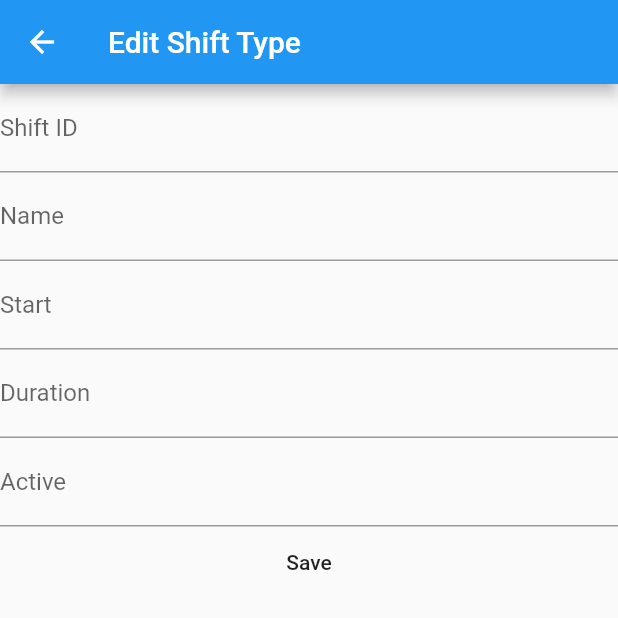
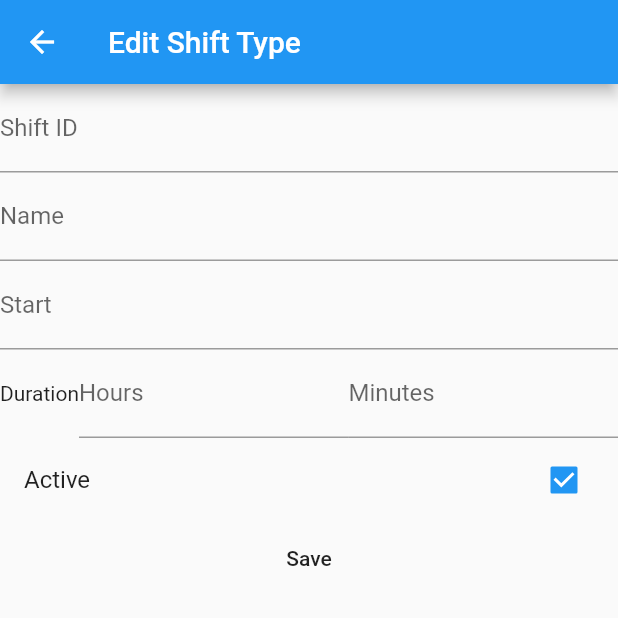
Before and after one commit to majudhu/Haaziree-Vareeju, a Flutter app: the ShiftEditPage screen opened directly, on a phone screen of 412 x 824 dp, the top half of it. Run offline on Flutter 3.47's test engine with Material 2 defaults, Android fonts, the phone set to English and light mode, and no system bars.

Commit message:
load and save shift

```diff
--- a/lib/shift/shift_edit_page.dart
+++ b/lib/shift/shift_edit_page.dart
@@ -13,14 +13,36 @@ class ShiftEditPage extends StatefulWidget {
   _ShiftEditPageState createState() => _ShiftEditPageState();
 }
 
+
 class _ShiftEditPageState extends State<ShiftEditPage> {
+
+  final shiftId = TextEditingController();
+  final name = TextEditingController();
+  final start = TextEditingController();
+  final duration = TextEditingController();
+  final active = TextEditingController();
+  final hours = TextEditingController();
+  final miniutes = TextEditingController();
+  bool _active = true;
+
+
+  @override
+  void initState(){
+    super.initState();
+    if(widget.shift != null)
+      setState(() {
+        shiftId.text = widget.shift.shiftId.toString();
+        name.text = widget.shift.name;
+        start.text = widget.shift.start.toString();
+        duration.text = widget.shift.duration.toString();
+        active.text = widget.shift.active.toString();
+      });
+  }
+
+
   @override
   Widget build(BuildContext context) {
-    final shiftId = TextEditingController();
-    final name = TextEditingController();
-    final start = TextEditingController();
-    final duration = TextEditingController();
-    final active = TextEditingController();
+
 
     return Scaffold(
       appBar: AppBar(
@@ -40,32 +62,57 @@ class _ShiftEditPageState extends State<ShiftEditPage> {
             controller: start,
             decoration: InputDecoration(labelText: 'Start'),
           ),
-          TextField(
-            controller: duration,
-            decoration: InputDecoration(labelText: 'Duration'),
+          Row(
+            children: <Widget>[
+              Text("Duration"),
+
+              Expanded(
+                child: TextField(
+                  controller: hours,
+                  decoration: InputDecoration(labelText: 'Hours'),
+                  keyboardType: TextInputType.number,
+                ),
+              ),
+              Expanded(
+                child: TextField(
+                  controller: miniutes,
+                  decoration: InputDecoration(labelText: 'Minutes'),
+                  keyboardType: TextInputType.number,
+                ),
+              ),
+            ],
           ),
-          TextField(
-            controller: active,
-            decoration: InputDecoration(labelText: 'Active'),
+          CheckboxListTile(
+            title: Text("Active"),
+            value: _active,
+            onChanged: (bool resp){
+              setState(() {
+                _active = !resp;
+              });
+            },
           ),
+//          TextField(
+//            controller: active,
+//            decoration: InputDecoration(labelText: 'Active'),
+//          ),
           MaterialButton(
             onPressed: () {
               if (widget.shift != null) {
-                widget.shift.shiftId = 1;
-                widget.shift.start = DateTime.now();
-                widget.shift.name = 'Morning';
-                widget.shift.duration = Duration(hours: 1);
-                widget.shift.active = true;
+                widget.shift.shiftId = int.tryParse(shiftId.text);
+                widget.shift.start = DateTime.tryParse(start.text);
+                widget.shift.name = name.text;
+                widget.shift.duration = Duration(hours: int.tryParse(duration.text));
+                widget.shift.active = _active;
               } else {
                 Provider.of<ShiftTypeProvider>(context, listen: false)
                     .shifts
                     .add(
-                      ShiftType(
-                        shiftId: 1,
-                        start: DateTime.now(),
-                        name: 'Morning',
-                        active: true,
-                        duration: Duration(hours: 1),
+                       ShiftType(
+                        shiftId: int.tryParse(shiftId.text),
+                        start: DateTime.tryParse(start.text),
+                        name: name.text,
+                        active: _active,
+                        duration: Duration(hours: int.tryParse(duration.text)),
                       ),
                     );
               }
@@ -79,4 +126,5 @@ class _ShiftEditPageState extends State<ShiftEditPage> {
       ),
     );
   }
+
 }
```
